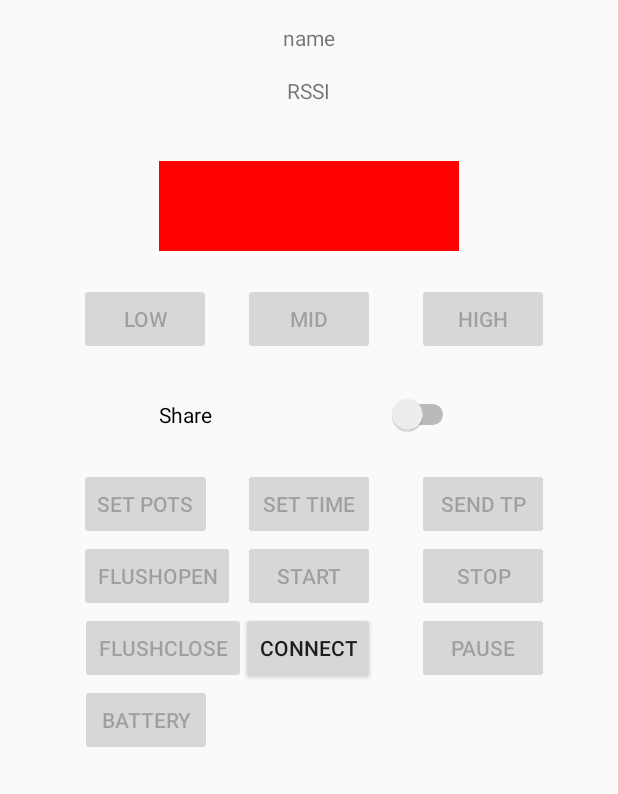
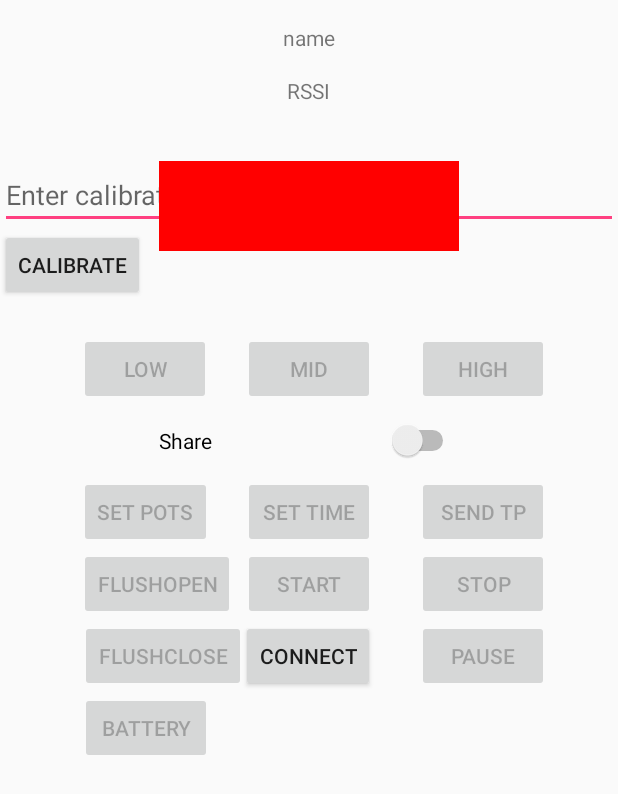
Before and after one commit to vijayrao1988/Bdsk, an Android app: the layout activity_peripheral_control.xml on its own in the app's theme, with its tools: preview values and no code run, on a phone screen of 412 x 824 dp. Shown: the top 794 px of the screen. Run offline under Robolectric (Android 15) with nearby library versions, the phone set to English and light mode, and no system bars.

Commit message:
Calibration count button implementation

```diff
--- a/app/src/main/res/layout/activity_peripheral_control.xml
+++ b/app/src/main/res/layout/activity_peripheral_control.xml
@@ -3,7 +3,8 @@
     xmlns:tools="http://schemas.android.com/tools"
     android:layout_width="match_parent"
     android:layout_height="match_parent"
-    android:orientation="vertical">
+    android:orientation="vertical"
+    tools:context=".ui.PeripheralControlActivity">
 
     <Button
         android:id="@+id/timepointButton"
@@ -33,6 +34,23 @@
         android:layout_margin="16dp"
         android:text="RSSI"/>
 
+    <EditText
+        android:id="@+id/calibration"
+        android:layout_height="wrap_content"
+        android:layout_width="match_parent"
+        android:layout_below="@+id/rssiTextView"
+        android:layout_marginTop="21dp"
+        android:hint="Enter calibration count value"
+        android:inputType="text"/>
+    <Button
+        android:id="@+id/calibrateButton"
+        android:layout_width="wrap_content"
+        android:layout_height="wrap_content"
+        android:layout_below="@+id/calibration"
+        android:text="Calibrate"
+        android:onClick="onCalibrate" />
+
+
     <LinearLayout
         android:id="@+id/rectangle"
         android:layout_width="200dp"
@@ -44,12 +62,13 @@
         android:orientation="vertical"
         android:padding="10dp">
     </LinearLayout>
-
     <Button
         android:id="@+id/lowButton"
         android:layout_width="wrap_content"
         android:layout_height="wrap_content"
+        android:layout_below="@+id/calibrateButton"
         android:layout_alignBottom="@+id/midButton"
+        android:layout_alignTop="@+id/midButton"
         android:layout_marginRight="21dp"
         android:layout_toLeftOf="@+id/midButton"
         android:enabled="false"
@@ -61,7 +80,7 @@
         android:layout_width="wrap_content"
         android:layout_height="wrap_content"
         android:layout_below="@+id/switch1"
-        android:layout_marginTop="22dp"
+        android:layout_marginTop="10dp"
         android:layout_toEndOf="@+id/lowButton"
         android:enabled="false"
         android:onClick="onSetTime"
@@ -132,7 +151,7 @@
         android:id="@+id/midButton"
         android:layout_width="wrap_content"
         android:layout_height="wrap_content"
-        android:layout_below="@+id/rectangle"
+        android:layout_below="@+id/calibrateButton"
         android:layout_centerHorizontal="true"
         android:layout_marginTop="21dp"
         android:enabled="false"
@@ -143,6 +162,7 @@
         android:id="@+id/highButton"
         android:layout_width="wrap_content"
         android:layout_height="wrap_content"
+        android:layout_below="@+id/calibrateButton"
         android:layout_alignBaseline="@+id/midButton"
         android:layout_alignBottom="@+id/midButton"
         android:layout_marginLeft="28dp"
@@ -188,7 +208,7 @@
         android:layout_alignLeft="@+id/rectangle"
         android:layout_alignRight="@+id/rectangle"
         android:layout_below="@+id/lowButton"
-        android:layout_marginTop="26dp"
+        android:layout_marginTop="10dp"
         android:text="Share" />
 
 </RelativeLayout>
```
Also changed, not shown: app/src/main/java/com/bluetooth/bdsk/ui/PeripheralControlActivity.java (+44 -6 lines).
